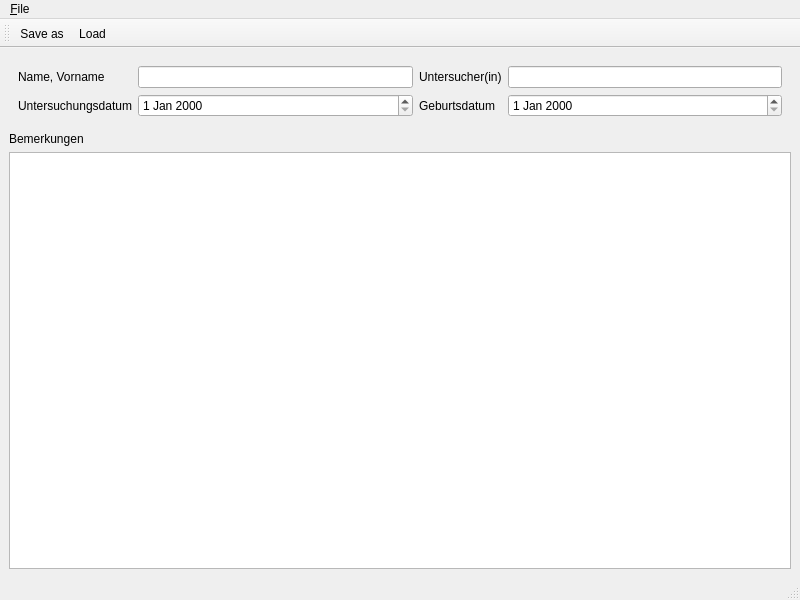
The window that source/mainwindow.ui (mandlm/ESGRAF48) describes before a commit, drawn with Qt 5.
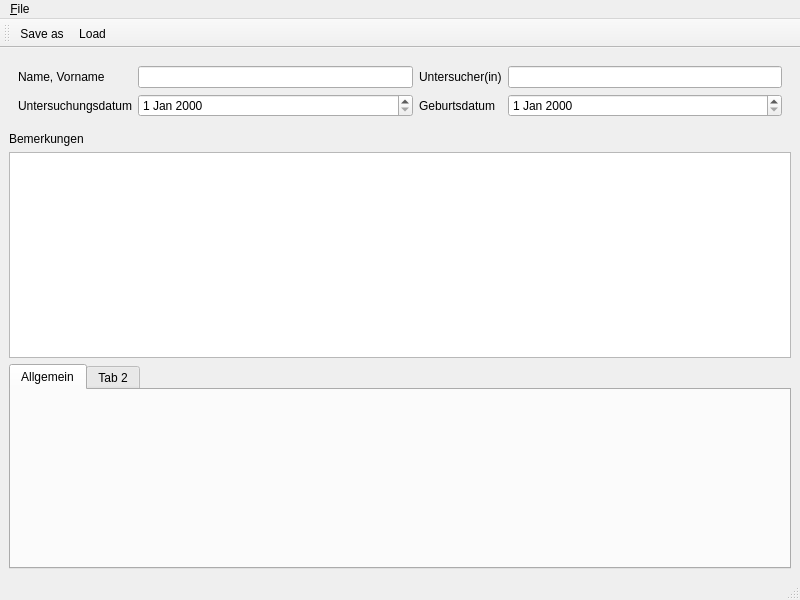
The same window after the commit. Custom widgets are drawn as their Qt base class.

Commit message: moved meta-data to a separate widget

The edit to the form file:
```diff
--- a/source/mainwindow.ui
+++ b/source/mainwindow.ui
@@ -71,6 +71,28 @@
     <item>
      <widget class="QPlainTextEdit" name="plainTextEdit"/>
     </item>
+    <item>
+     <widget class="QTabWidget" name="tabWidget">
+      <property name="currentIndex">
+       <number>0</number>
+      </property>
+      <widget class="QWidget" name="MetaDataTab">
+       <attribute name="title">
+        <string>Allgemein</string>
+       </attribute>
+       <layout class="QVBoxLayout" name="verticalLayout_2">
+        <item>
+         <widget class="MetaDataWidget" name="metaDataWidget" native="true"/>
+        </item>
+       </layout>
+      </widget>
+      <widget class="QWidget" name="tab_2">
+       <attribute name="title">
+        <string>Tab 2</string>
+       </attribute>
+      </widget>
+     </widget>
+    </item>
    </layout>
   </widget>
   <widget class="QMenuBar" name="menubar">
@@ -119,6 +141,14 @@
    </property>
   </action>
  </widget>
+ <customwidgets>
+  <customwidget>
+   <class>MetaDataWidget</class>
+   <extends>QWidget</extends>
+   <header>MetaDataWidget.h</header>
+   <container>1</container>
+  </customwidget>
+ </customwidgets>
  <resources/>
  <connections/>
 </ui>
```
The commit also changes 4 other files.
